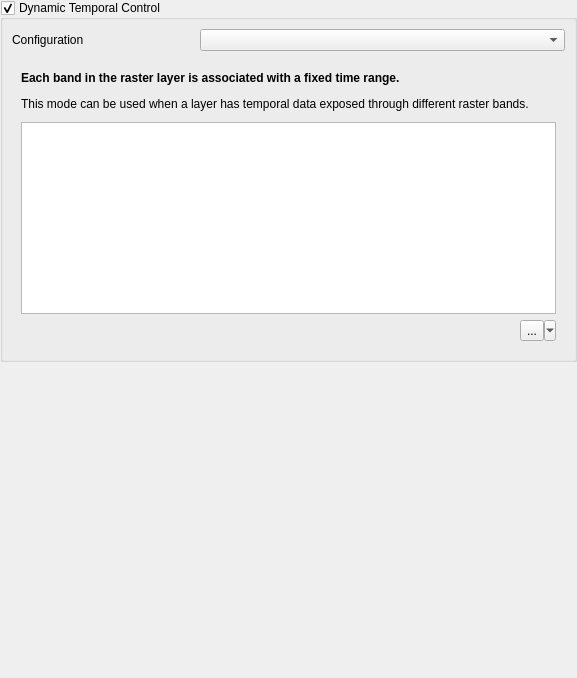
The window that src/ui/raster/qgsrasterlayertemporalpropertieswidgetbase.ui (qgis/QGIS) describes before a commit, drawn with Qt 5.
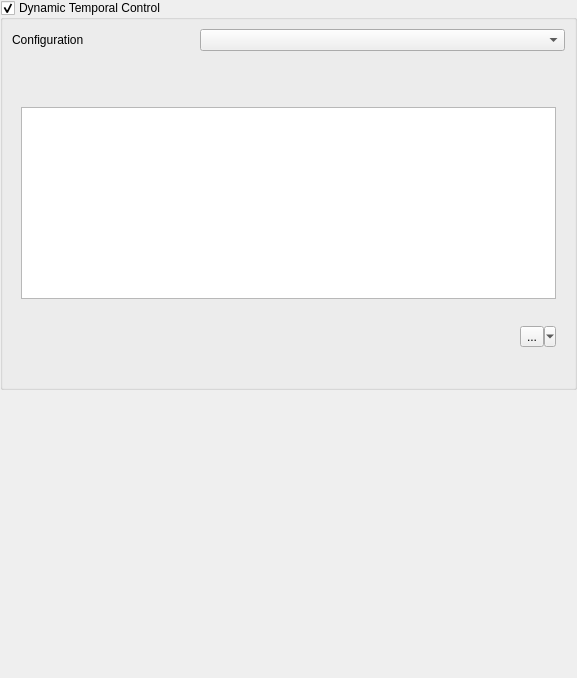
The same window after the commit. The open tabs and pages were chosen to show the change. Icons and pictures are not drawn. Custom widgets are drawn as their Qt base class.

Commit message: create dedicated function to set if fixed time range per band is available and move the string from ui to code

Diff of the .ui file:
```diff
--- a/src/ui/raster/qgsrasterlayertemporalpropertieswidgetbase.ui
+++ b/src/ui/raster/qgsrasterlayertemporalpropertieswidgetbase.ui
@@ -272,9 +272,6 @@
                   <verstretch>0</verstretch>
                  </sizepolicy>
                 </property>
-                <property name="text">
-                 <string>&lt;html&gt;&lt;head/&gt;&lt;body&gt;&lt;p&gt;&lt;span style=&quot; font-weight:600;&quot;&gt;Each band in the raster layer is associated with a fixed time range.&lt;/span&gt;&lt;/p&gt;&lt;p&gt;This mode can be used when a layer has temporal data exposed through different raster bands.&lt;/p&gt;&lt;/body&gt;&lt;/html&gt;</string>
-                </property>
                 <property name="wordWrap">
                  <bool>true</bool>
                 </property>
```
The commit also changes 3 other files.
